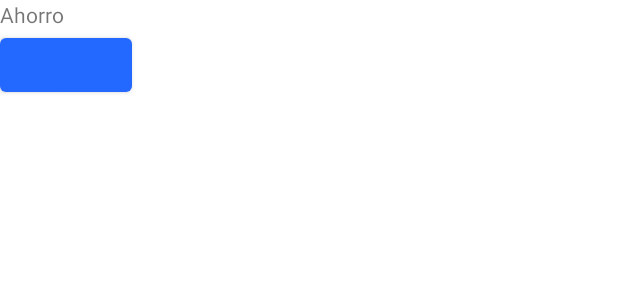
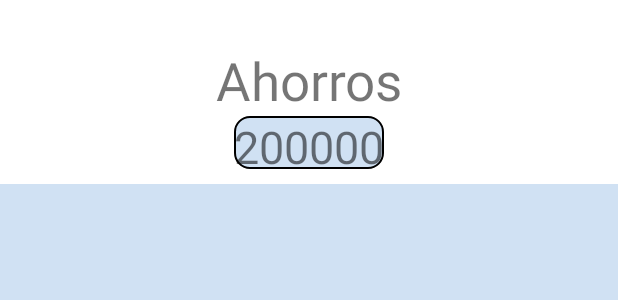
Before and after one commit to UTN-FRBA-Mobile/SaveIT, an Android app: the layout ahorro_fragment.xml on its own in the app's theme, with its tools: preview values and no code run, on a phone screen of 412 x 824 dp. Shown: the top 300 px of the screen. Run offline under Robolectric (Android 15) with nearby library versions, the phone set to English and light mode, and no system bars.

Commit message:
Vista ahorros con valores hardcodeados

```diff
--- /dev/null
+++ b/app/src/main/res/drawable/custom_layout_lightblue_style.xml
@@ -0,0 +1,11 @@
+<?xml version="1.0" encoding="utf-8"?>
+<shape xmlns:android="http://schemas.android.com/apk/res/android"
+    android:shape="rectangle">
+    <corners
+        android:radius="10dp" />
+    <stroke
+        android:width="1dp"
+        android:color="@android:color/black" />
+    <solid
+        android:color="@color/lightBlue" />
+</shape>
--- a/app/src/main/res/layout/ahorro_fragment.xml
+++ b/app/src/main/res/layout/ahorro_fragment.xml
@@ -8,10 +8,35 @@
     <TextView
         android:layout_width="match_parent"
         android:layout_height="wrap_content"
+        android:gravity="center"
+        android:textSize="35dp"
+        android:layout_marginTop="30dp"
         android:id="@+id/texto"
         android:text="@string/titulo_ahorro" />
-    <Button android:id="@+id/mButton"
-        android:layout_width="wrap_content"
-        android:layout_height="wrap_content"
-        />
+
+    <LinearLayout
+        android:layout_width="match_parent"
+        android:layout_height="45dp"
+        android:gravity="center"
+        android:orientation="horizontal"
+        android:paddingBottom="10dp"
+
+        >
+        <TextView
+            android:id="@+id/montoTotal"
+            android:layout_width="wrap_content"
+            android:layout_height="wrap_content"
+            android:gravity="center"
+            android:text="200000"
+            android:textSize="30dp"
+            android:background="@drawable/custom_layout_lightblue_style"
+            />
+    </LinearLayout>
+    <androidx.recyclerview.widget.RecyclerView
+        android:paddingTop="20dp"
+        android:id="@+id/rvAhorro"
+        android:layout_width="match_parent"
+        android:layout_height="match_parent"
+        android:background="@color/lightBlue"
+        android:paddingHorizontal="5dp"/>
 </LinearLayout>
--- a/app/src/main/res/values/strings.xml
+++ b/app/src/main/res/values/strings.xml
@@ -1,7 +1,7 @@
 <resources>
     <string name="app_name">SaveIT</string>
     <string name="titulo_principal">SaveIT</string>
-    <string name="titulo_ahorro">Ahorro</string>
+    <string name="titulo_ahorro">Ahorros</string>
     <string name="titulo_movimientos">Movimientos</string>
     <string name="titulo_reportes">Reportes</string>
     <string name="titulo_reportes_por_fecha">Reportes Por Fecha</string>
```
Also changed, not shown: app/src/main/java/com/example/saveit/ui/ahorro/Ahorro.kt (added, +9 -0 lines), app/src/main/java/com/example/saveit/ui/ahorro/AhorroAdapter.kt (added, +49 -0 lines), app/src/main/java/com/example/saveit/ui/ahorro/AhorroFragment.kt (+39 -2 lines), app/src/main/res/layout/item_ahorro.xml (added, +23 -0 lines).
